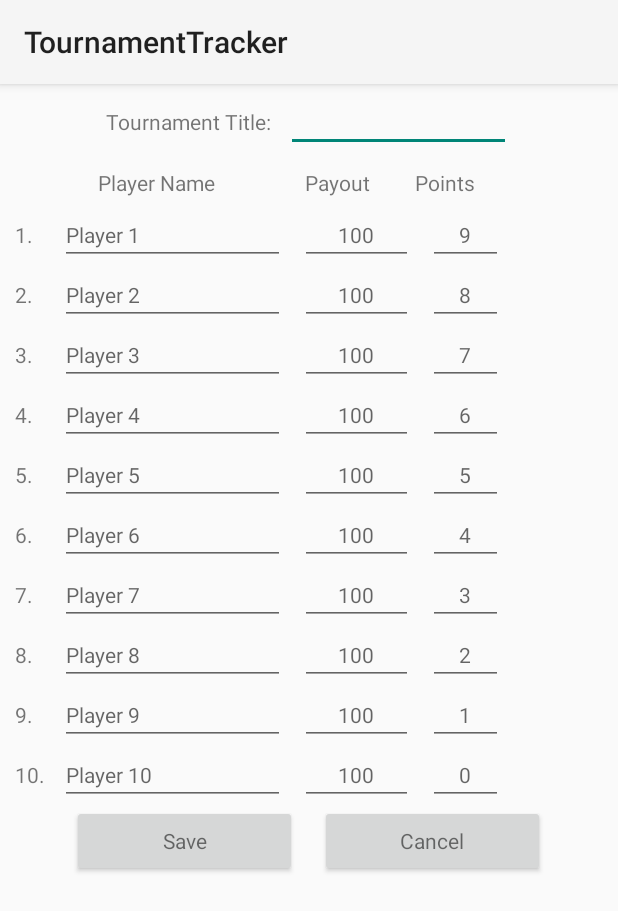
After one commit to richpingree/AD2, an Android app: the layout fragment_tourneyform.xml on its own in the app's theme, with its tools: preview values and no code run, on a phone screen of 412 x 824 dp. The commit adds this screen. Shown: the top 911 px of the screen. Run offline under Robolectric (Android 15) with nearby library versions, the phone set to English and light mode, and no system bars.

Commit message:
Created TourneyForm Activity and Fragment
Created TourneyForm Activity and Fragment, Also Created TourneyAdapter
for List

```diff
--- a/TournamentTracker/app/src/main/AndroidManifest.xml
+++ b/TournamentTracker/app/src/main/AndroidManifest.xml
@@ -22,6 +22,9 @@
 
         <activity android:name=".TourneyDetailsActivity"
             android:label="Tournament Results"/>
+
+        <activity android:name=".TourneyFormActivity"
+            android:label="Add Tournament Results"/>
     </application>
 
 </manifest>
--- a/TournamentTracker/app/src/main/java/com/richardpingree/tournamenttracker/Fragments/TournamentListFragment.java
+++ b/TournamentTracker/app/src/main/java/com/richardpingree/tournamenttracker/Fragments/TournamentListFragment.java
@@ -8,10 +8,10 @@ import android.view.LayoutInflater;
 import android.view.View;
 import android.view.ViewGroup;
 import android.widget.AdapterView;
-import android.widget.ArrayAdapter;
 import android.widget.ListView;
 
 import com.richardpingree.tournamenttracker.R;
+import com.richardpingree.tournamenttracker.TournamentAdapter;
 import com.richardpingree.tournamenttracker.TournamentClass;
 
 import java.util.ArrayList;
@@ -25,6 +25,7 @@ public class TournamentListFragment extends Fragment {
 
     private TournamentListener mListener;
     private ArrayList<TournamentClass> mTourneyList;
+    TournamentAdapter mAdapter;
     private int mItemSelected = 0;
 
     public interface TournamentListener{
@@ -63,9 +64,8 @@ public class TournamentListFragment extends Fragment {
         super.onActivityCreated(savedInstanceState);
 
         ListView tourneyListView = (ListView) getView().findViewById(R.id.tourneyList);
-//        ArrayAdapter<TournamentClass> adapter = new ArrayAdapter<TournamentClass>(getActivity(), android.R.layout.simple_list_item_1, mListener.getTournaments());
-        ArrayAdapter adapter = new ArrayAdapter(getActivity(), android.R.layout.simple_list_item_1, mListener.getTournaments());
-        tourneyListView.setAdapter(adapter);
+        mAdapter = new TournamentAdapter(getActivity(), mListener.getTournaments());
+        tourneyListView.setAdapter(mAdapter);
 
         tourneyListView.setOnItemClickListener(new AdapterView.OnItemClickListener() {
             @Override
--- /dev/null
+++ b/TournamentTracker/app/src/main/java/com/richardpingree/tournamenttracker/TournamentAdapter.java
@@ -0,0 +1,52 @@
+package com.richardpingree.tournamenttracker;
+
+import android.content.Context;
+import android.view.LayoutInflater;
+import android.view.View;
+import android.view.ViewGroup;
+import android.widget.BaseAdapter;
+import android.widget.TextView;
+
+import java.util.ArrayList;
+
+/**
+ * Created by Richard Pingree APD2 1505 on 5/14/15.
+ */
+public class TournamentAdapter extends BaseAdapter{
+
+    private static final long ID_CONSTANT = 0x000000;
+
+    Context mContext;
+    ArrayList<TournamentClass> mTourneys;
+
+    public TournamentAdapter(Context context, ArrayList<TournamentClass> tourneys){
+        mContext = context;
+        mTourneys = tourneys;
+    }
+
+    @Override
+    public int getCount() {
+        return mTourneys.size();
+    }
+
+    @Override
+    public TournamentClass getItem(int position) {
+        return mTourneys.get(position);
+    }
+
+    @Override
+    public long getItemId(int position) {
+        return ID_CONSTANT + position;
+    }
+
+    @Override
+    public View getView(int position, View convertView, ViewGroup parent) {
+        if (convertView == null){
+            convertView = LayoutInflater.from(mContext).inflate(R.layout.tourney_list_item, parent, false);
+        }
+        TournamentClass tourney = getItem(position);
+        TextView tourneyText = (TextView) convertView.findViewById(R.id.tournamentName);
+        tourneyText.setText(tourney.getTournyName());
+        return convertView;
+    }
+}
--- a/TournamentTracker/app/src/main/java/com/richardpingree/tournamenttracker/TournamentListActivity.java
+++ b/TournamentTracker/app/src/main/java/com/richardpingree/tournamenttracker/TournamentListActivity.java
@@ -3,6 +3,8 @@ package com.richardpingree.tournamenttracker;
 import android.app.Activity;
 import android.content.Intent;
 import android.os.Bundle;
+import android.view.Menu;
+import android.view.MenuItem;
 
 import com.richardpingree.tournamenttracker.Fragments.TournamentListFragment;
 
@@ -13,8 +15,10 @@ import java.util.ArrayList;
  */
 public class TournamentListActivity  extends Activity implements TournamentListFragment.TournamentListener{
 
+
     private final String TAG = "TournamentListActivity.TAG";
 
+    private static final int ADDREQUEST = 0;
     private ArrayList<TournamentClass> mTournamentResultList;
 
     @Override
@@ -53,6 +57,26 @@ public class TournamentListActivity  extends Activity implements TournamentListF
 
     @Override
     public void addTournament() {
+        Intent addTourneyIntent = new Intent(this, TourneyFormActivity.class);
+        startActivityForResult(addTourneyIntent, ADDREQUEST);
 
     }
+
+    @Override
+    public boolean onCreateOptionsMenu(Menu menu) {
+        getMenuInflater().inflate(R.menu.tourney, menu);
+        return true;
+    }
+
+    @Override
+    public boolean onOptionsItemSelected(MenuItem item) {
+        switch (item.getItemId()){
+            case R.id.action_add:
+                addTournament();
+                break;
+            default:
+                break;
+        }
+        return super.onOptionsItemSelected(item);
+    }
 }
--- /dev/null
+++ b/TournamentTracker/app/src/main/java/com/richardpingree/tournamenttracker/TourneyFormActivity.java
@@ -0,0 +1,9 @@
+package com.richardpingree.tournamenttracker;
+
+import android.app.Activity;
+
+/**
+ * Created by Richard Pingree APD2 1505 on 5/14/15.
+ */
+public class TourneyFormActivity extends Activity {
+}
--- /dev/null
+++ b/TournamentTracker/app/src/main/res/layout/activity_tournamentform.xml
@@ -0,0 +1,6 @@
+<?xml version="1.0" encoding="utf-8"?>
+<LinearLayout xmlns:android="http://schemas.android.com/apk/res/android"
+    android:orientation="vertical" android:layout_width="match_parent"
+    android:layout_height="match_parent" android:id="@+id/container">
+
+</LinearLayout>
--- /dev/null
+++ b/TournamentTracker/app/src/main/res/layout/fragment_tourneyform.xml
@@ -0,0 +1,470 @@
+<?xml version="1.0" encoding="utf-8"?>
+<LinearLayout xmlns:android="http://schemas.android.com/apk/res/android"
+    android:layout_width="match_parent"
+    android:layout_height="match_parent"
+    android:orientation="vertical">
+
+    <TableLayout
+        android:layout_width="match_parent"
+        android:layout_height="wrap_content">
+
+        <TableRow android:padding="5dp" android:gravity="center_horizontal">
+            <TextView
+                android:layout_height="wrap_content"
+                android:layout_weight="0"
+                android:textAppearance="?android:attr/textAppearanceSmall"
+                android:id="@+id/tourneyNameLabel"
+                android:text="Tournament Title:"/>
+
+            <EditText
+                android:layout_height="wrap_content"
+                android:layout_width="150dp"
+                android:layout_weight="0"
+                android:layout_marginLeft="10dp"
+                android:textAppearance="?android:attr/textAppearanceSmall"
+                android:id="@+id/tourneyInput"
+                />
+        </TableRow>
+
+    </TableLayout>
+
+    <TableLayout
+        android:layout_width="match_parent"
+        android:layout_height="wrap_content">>
+        <TableRow android:padding="5dp" >
+            <TextView
+                android:layout_height="wrap_content"
+                android:layout_weight="0"
+                android:layout_marginLeft="60dp"
+                android:textAppearance="?android:attr/textAppearanceSmall"
+                android:text="Player Name"/>
+
+            <TextView
+                android:layout_height="wrap_content"
+                android:layout_weight="0"
+                android:layout_marginLeft="60dp"
+                android:textAppearance="?android:attr/textAppearanceSmall"
+                android:text="Payout"/>
+
+            <TextView
+                android:layout_height="wrap_content"
+                android:layout_weight="0"
+                android:layout_marginLeft="30dp"
+                android:textAppearance="?android:attr/textAppearanceSmall"
+                android:text="Points"/>
+        </TableRow>
+
+    </TableLayout>
+
+    <TableLayout
+        android:layout_width="match_parent"
+        android:layout_height="wrap_content">
+
+        <TableRow>
+            <TextView
+                android:layout_height="wrap_content"
+                android:layout_weight="0"
+                android:layout_marginLeft="10dp"
+                android:textAppearance="?android:attr/textAppearanceSmall"
+                android:text="1."/>
+
+            <EditText
+                android:layout_height="wrap_content"
+                android:layout_width="150dp"
+                android:layout_weight="0"
+                android:layout_marginLeft="10dp"
+                android:textAppearance="?android:attr/textAppearanceSmall"
+                android:id="@+id/p1NameInput"
+                android:hint="Player 1"/>
+
+            <EditText
+                android:layout_height="wrap_content"
+                android:layout_width="75dp"
+                android:layout_weight="0"
+                android:layout_marginLeft="10dp"
+                android:textAppearance="?android:attr/textAppearanceSmall"
+                android:gravity="center_horizontal"
+                android:id="@+id/p1PayoutInput"
+                android:hint="100" />
+
+            <EditText
+                android:layout_height="wrap_content"
+                android:layout_width="50dp"
+                android:layout_weight="0"
+                android:layout_marginLeft="10dp"
+                android:textAppearance="?android:attr/textAppearanceSmall"
+                android:gravity="center_horizontal"
+                android:id="@+id/p1PointsInput"
+                android:hint="9"/>
+        </TableRow>
+
+        <TableRow>
+            <TextView
+                android:layout_height="wrap_content"
+                android:layout_weight="0"
+                android:layout_marginLeft="10dp"
+                android:textAppearance="?android:attr/textAppearanceSmall"
+                android:text="2."/>
+
+            <EditText
+                android:layout_height="wrap_content"
+                android:layout_width="150dp"
+                android:layout_weight="0"
+                android:layout_marginLeft="10dp"
+                android:textAppearance="?android:attr/textAppearanceSmall"
+                android:id="@+id/p2NameInput"
+                android:hint="Player 2"/>
+
+            <EditText
+                android:layout_height="wrap_content"
+                android:layout_width="75dp"
+                android:layout_weight="0"
+                android:layout_marginLeft="10dp"
+                android:textAppearance="?android:attr/textAppearanceSmall"
+                android:gravity="center_horizontal"
+                android:id="@+id/p2PayoutInput"
+                android:hint="100" />
+
+            <EditText
+                android:layout_height="wrap_content"
+                android:layout_width="50dp"
+                android:layout_weight="0"
+                android:layout_marginLeft="10dp"
+                android:textAppearance="?android:attr/textAppearanceSmall"
+                android:gravity="center_horizontal"
+                android:id="@+id/p2PointsInput"
+                android:hint="8"/>
+        </TableRow>
+
+        <TableRow>
+            <TextView
+                android:layout_height="wrap_content"
+                android:layout_weight="0"
+                android:layout_marginLeft="10dp"
+                android:textAppearance="?android:attr/textAppearanceSmall"
+                android:text="3."/>
+
+            <EditText
+                android:layout_height="wrap_content"
+                android:layout_width="150dp"
+                android:layout_weight="0"
+                android:layout_marginLeft="10dp"
+                android:textAppearance="?android:attr/textAppearanceSmall"
+                android:id="@+id/p3NameInput"
+                android:hint="Player 3"/>
+
+            <EditText
+                android:layout_height="wrap_content"
+                android:layout_width="75dp"
+                android:layout_weight="0"
+                android:gravity="center_horizontal"
+                android:layout_marginLeft="10dp"
+                android:textAppearance="?android:attr/textAppearanceSmall"
+                android:id="@+id/p3PayoutInput"
+                android:hint="100" />
+
+            <EditText
+                android:layout_height="wrap_content"
+                android:layout_width="50dp"
+                android:layout_weight="0"
+                android:gravity="center_horizontal"
+                android:layout_marginLeft="10dp"
+                android:textAppearance="?android:attr/textAppearanceSmall"
+                android:id="@+id/p3PointsInput"
+                android:hint="7"/>
+        </TableRow>
+
+        <TableRow>
+            <TextView
+                android:layout_height="wrap_content"
+                android:layout_weight="0"
+                android:layout_marginLeft="10dp"
+                android:textAppearance="?android:attr/textAppearanceSmall"
+                android:text="4."/>
+
+            <EditText
+                android:layout_height="wrap_content"
+                android:layout_width="150dp"
+                android:layout_weight="0"
+                android:layout_marginLeft="10dp"
+                android:textAppearance="?android:attr/textAppearanceSmall"
+                android:id="@+id/p4NameInput"
+                android:hint="Player 4"/>
+
+            <EditText
+                android:layout_height="wrap_content"
+                android:layout_width="75dp"
+                android:layout_weight="0"
+                android:gravity="center_horizontal"
+                android:layout_marginLeft="10dp"
+                android:textAppearance="?android:attr/textAppearanceSmall"
+                android:id="@+id/p4PayoutInput"
+                android:hint="100" />
+
+            <EditText
+                android:layout_height="wrap_content"
+                android:layout_width="50dp"
+                android:layout_weight="0"
+                android:gravity="center_horizontal"
+                android:layout_marginLeft="10dp"
+                android:textAppearance="?android:attr/textAppearanceSmall"
+                android:id="@+id/p4PointsInput"
+                android:hint="6"/>
+        </TableRow>
+
+        <TableRow>
+            <TextView
+                android:layout_height="wrap_content"
+                android:layout_weight="0"
+                android:layout_marginLeft="10dp"
+                android:textAppearance="?android:attr/textAppearanceSmall"
+                android:text="5."/>
+
+            <EditText
+                android:layout_height="wrap_content"
+                android:layout_width="150dp"
+                android:layout_weight="0"
+                android:layout_marginLeft="10dp"
+                android:textAppearance="?android:attr/textAppearanceSmall"
+                android:id="@+id/p5NameInput"
+                android:hint="Player 5"/>
+
+            <EditText
+                android:layout_height="wrap_content"
+                android:layout_width="75dp"
+                android:layout_weight="0"
+                android:gravity="center_horizontal"
+                android:layout_marginLeft="10dp"
+                android:textAppearance="?android:attr/textAppearanceSmall"
+                android:id="@+id/p5PayoutInput"
+                android:hint="100" />
+
+            <EditText
+                android:layout_height="wrap_content"
+                android:layout_width="50dp"
+                android:layout_weight="0"
+                android:gravity="center_horizontal"
+                android:layout_marginLeft="10dp"
+                android:textAppearance="?android:attr/textAppearanceSmall"
+                android:id="@+id/p5PointsInput"
+                android:hint="5"/>
+        </TableRow>
+
+        <TableRow>
+            <TextView
+                android:layout_height="wrap_content"
+                android:layout_weight="0"
+                android:layout_marginLeft="10dp"
+                android:textAppearance="?android:attr/textAppearanceSmall"
+                android:text="6."/>
+
+            <EditText
+                android:layout_height="wrap_content"
+                android:layout_width="150dp"
+                android:layout_weight="0"
+                android:layout_marginLeft="10dp"
+                android:textAppearance="?android:attr/textAppearanceSmall"
+                android:id="@+id/p6NameInput"
+                android:hint="Player 6"/>
+
+            <EditText
+                android:layout_height="wrap_content"
+                android:layout_width="75dp"
+                android:layout_weight="0"
+                android:gravity="center_horizontal"
+                android:layout_marginLeft="10dp"
+                android:textAppearance="?android:attr/textAppearanceSmall"
+                android:id="@+id/p6PayoutInput"
+                android:hint="100" />
+
+            <EditText
+                android:layout_height="wrap_content"
+                android:layout_width="50dp"
+                android:layout_weight="0"
+                android:gravity="center_horizontal"
+                android:layout_marginLeft="10dp"
+                android:textAppearance="?android:attr/textAppearanceSmall"
+                android:id="@+id/p6PointsInput"
+                android:hint="4"/>
+        </TableRow>
+
+        <TableRow>
+            <TextView
+                android:layout_height="wrap_content"
+                android:layout_weight="0"
+                android:layout_marginLeft="10dp"
+                android:textAppearance="?android:attr/textAppearanceSmall"
+                android:text="7."/>
+
+            <EditText
+                android:layout_height="wrap_content"
+                android:layout_width="150dp"
+                android:layout_weight="0"
+                android:layout_marginLeft="10dp"
+                android:textAppearance="?android:attr/textAppearanceSmall"
+                android:id="@+id/p7NameInput"
+                android:hint="Player 7"/>
+
+            <EditText
+                android:layout_height="wrap_content"
+                android:layout_width="75dp"
+                android:layout_weight="0"
+                android:gravity="center_horizontal"
+                android:layout_marginLeft="10dp"
+                android:textAppearance="?android:attr/textAppearanceSmall"
+                android:id="@+id/p7PayoutInput"
+                android:hint="100" />
+
+            <EditText
+                android:layout_height="wrap_content"
+                android:layout_width="50dp"
+                android:layout_weight="0"
+                android:gravity="center_horizontal"
+                android:layout_marginLeft="10dp"
+                android:textAppearance="?android:attr/textAppearanceSmall"
+                android:id="@+id/p7PointsInput"
+                android:hint="3"/>
+        </TableRow>
+
+        <TableRow>
+            <TextView
+                android:layout_height="wrap_content"
+                android:layout_weight="0"
+                android:layout_marginLeft="10dp"
+                android:textAppearance="?android:attr/textAppearanceSmall"
+                android:text="8."/>
+
+            <EditText
+                android:layout_height="wrap_content"
+                android:layout_width="150dp"
+                android:layout_weight="0"
+                android:layout_marginLeft="10dp"
+                android:textAppearance="?android:attr/textAppearanceSmall"
+                android:id="@+id/p8NameInput"
+                android:hint="Player 8"/>
+
+            <EditText
+                android:layout_height="wrap_content"
+                android:layout_width="75dp"
+                android:layout_weight="0"
+                android:gravity="center_horizontal"
+                android:layout_marginLeft="10dp"
+                android:textAppearance="?android:attr/textAppearanceSmall"
+                android:id="@+id/p8PayoutInput"
+                android:hint="100" />
+
+            <EditText
+                android:layout_height="wrap_content"
+                android:layout_width="50dp"
+                android:layout_weight="0"
+                android:gravity="center_horizontal"
+                android:layout_marginLeft="10dp"
+                android:textAppearance="?android:attr/textAppearanceSmall"
+                android:id="@+id/p8PointsInput"
+                android:hint="2"/>
+        </TableRow>
+
+        <TableRow>
+            <TextView
+                android:layout_height="wrap_content"
+                android:layout_weight="0"
+                android:layout_marginLeft="10dp"
+                android:textAppearance="?android:attr/textAppearanceSmall"
+                android:text="9."/>
+
+            <EditText
+                android:layout_height="wrap_content"
+                android:layout_width="150dp"
+                android:layout_weight="0"
+                android:layout_marginLeft="10dp"
+                android:textAppearance="?android:attr/textAppearanceSmall"
+                android:id="@+id/p9NameInput"
+                android:hint="Player 9"/>
+
+            <EditText
+                android:layout_height="wrap_content"
+                android:layout_width="75dp"
+                android:layout_weight="0"
+                android:gravity="center_horizontal"
+                android:layout_marginLeft="10dp"
+                android:textAppearance="?android:attr/textAppearanceSmall"
+                android:id="@+id/p9PayoutInput"
+                android:hint="100" />
+
+            <EditText
+                android:layout_height="wrap_content"
+                android:layout_width="50dp"
+                android:layout_weight="0"
+                android:gravity="center_horizontal"
+                android:layout_marginLeft="10dp"
+                android:textAppearance="?android:attr/textAppearanceSmall"
+                android:id="@+id/p9PointsInput"
+                android:hint="1"/>
+        </TableRow>
+
+        <TableRow>
+            <TextView
+                android:layout_height="wrap_content"
+                android:layout_weight="0"
+                android:layout_marginLeft="10dp"
+                android:textAppearance="?android:attr/textAppearanceSmall"
+                android:text="10."/>
+
+            <EditText
+                android:layout_height="wrap_content"
+                android:layout_width="150dp"
+                android:layout_weight="0"
+                android:layout_marginLeft="10dp"
+                android:textAppearance="?android:attr/textAppearanceSmall"
+                android:id="@+id/p10NameInput"
+                android:hint="Player 10"/>
+
+            <EditText
+                android:layout_height="wrap_content"
+                android:layout_width="75dp"
+                android:layout_weight="0"
+                android:gravity="center_horizontal"
+                android:layout_marginLeft="10dp"
+                android:textAppearance="?android:attr/textAppearanceSmall"
+                android:id="@+id/p10PayoutInput"
+                android:hint="100" />
+
+            <EditText
+                android:layout_height="wrap_content"
+                android:layout_width="50dp"
+                android:layout_weight="0"
+                android:gravity="center_horizontal"
+                android:layout_marginLeft="10dp"
+                android:textAppearance="?android:attr/textAppearanceSmall"
+                android:id="@+id/p10PointsInput"
+                android:hint="0"/>
+        </TableRow>
+
+    </TableLayout>
+
+    <TableLayout
+        android:layout_width="match_parent"
+        android:layout_height="wrap_content">
+
+        <TableRow android:gravity="center_horizontal">
+            <Button
+                android:layout_weight="0"
+                android:layout_width="150dp"
+                android:layout_height="wrap_content"
+                android:textAppearance="?android:attr/textAppearanceSmall"
+                android:id="@+id/SaveBtn"
+                android:text="Save"/>
+
+            <Button
+                android:layout_weight="0"
+                android:layout_width="150dp"
+                android:layout_height="wrap_content"
+                android:layout_marginLeft="15dp"
+                android:textAppearance="?android:attr/textAppearanceSmall"
+                android:id="@+id/Cancel"
+                android:text="Cancel"/>
+        </TableRow>
+    </TableLayout>
+
+
+</LinearLayout>
--- /dev/null
+++ b/TournamentTracker/app/src/main/res/layout/tourney_list_item.xml
@@ -0,0 +1,12 @@
+<?xml version="1.0" encoding="utf-8"?>
+<LinearLayout xmlns:android="http://schemas.android.com/apk/res/android"
+    android:orientation="vertical" android:layout_width="match_parent"
+    android:layout_height="match_parent">
+
+    <TextView
+        android:layout_width="match_parent"
+        android:layout_height="wrap_content"
+        android:padding="10dp"
+        android:id="@+id/tournamentName"/>
+
+</LinearLayout>
--- /dev/null
+++ b/TournamentTracker/app/src/main/res/menu/tourney.xml
@@ -0,0 +1,13 @@
+<?xml version="1.0" encoding="utf-8"?>
+<menu xmlns:android="http://schemas.android.com/apk/res/android"
+    xmlns:tools="http://schemas.android.com/tools"
+    tools:context=".TournamentListActivity">
+
+    <item
+        android:id="@+id/action_add"
+        android:orderInCategory="100"
+        android:icon="@android:drawable/ic_menu_add"
+        android:title="Add"
+        android:showAsAction="always"/>
+
+</menu>
--- a/TournamentTracker/app/src/main/res/values/strings.xml
+++ b/TournamentTracker/app/src/main/res/values/strings.xml
@@ -2,7 +2,7 @@
     <string name="app_name">TournamentTracker</string>
 
     <string name="title_section1">Timer</string>
-    <string name="title_section2">Tournament Tracker</string>
+    <string name="title_section2">Tournaments</string>
     <string name="title_section3">Section 3</string>
 
     <string name="navigation_drawer_open">Open navigation drawer</string>
```
